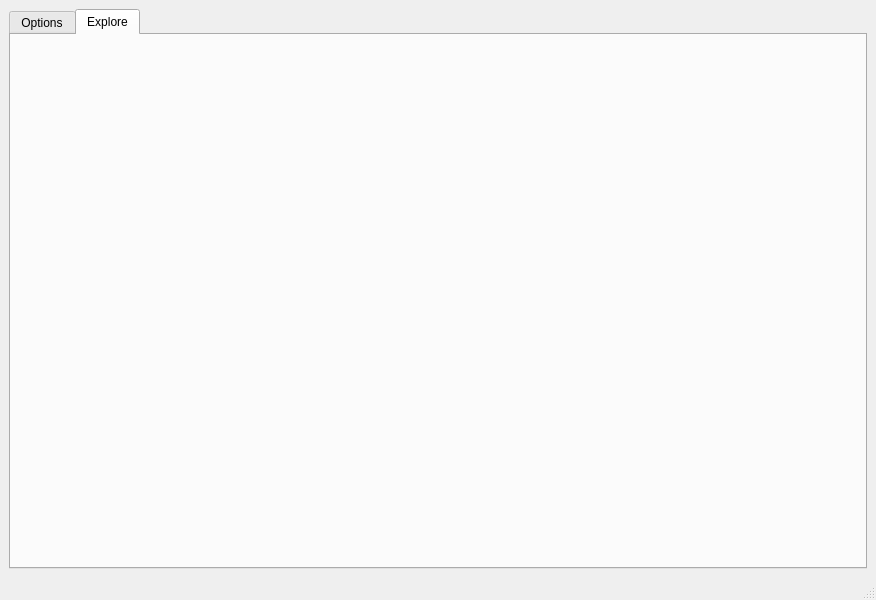
Old version of the form NATSioBrowser/mainwindow.ui in the repository NetDm/NATSioBrowser.
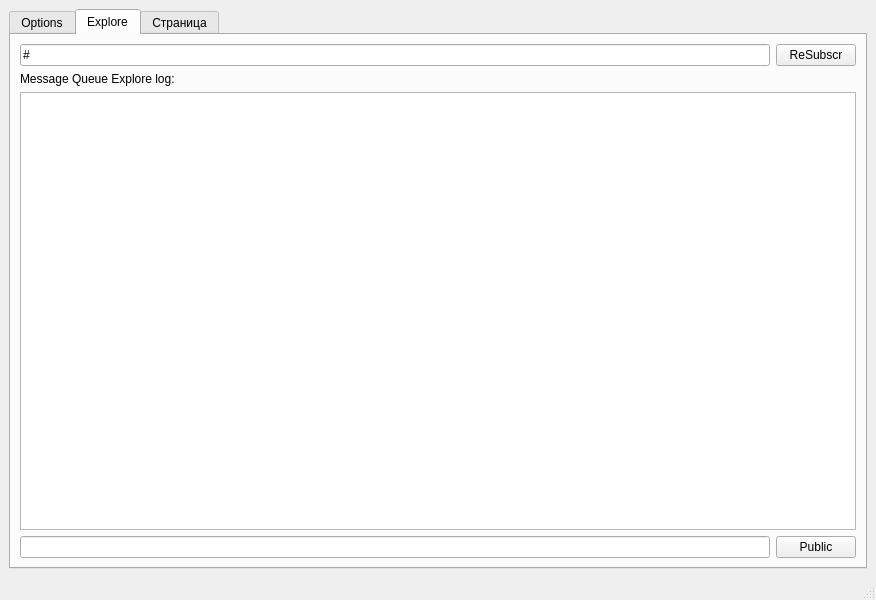
New version of the form. The open tabs and pages were chosen to show the change.

Patch:
```diff
--- a/NATSioBrowser/mainwindow.ui
+++ b/NATSioBrowser/mainwindow.ui
@@ -198,7 +198,59 @@
        <attribute name="title">
         <string>Explore</string>
        </attribute>
-       <layout class="QVBoxLayout" name="verticalLayout_2"/>
+       <layout class="QVBoxLayout" name="verticalLayout_2">
+        <item>
+         <layout class="QVBoxLayout" name="verticalLayout">
+          <item>
+           <layout class="QHBoxLayout" name="horizontalLayout_3">
+            <item>
+             <widget class="QLineEdit" name="lineEdit_2">
+              <property name="text">
+               <string>#</string>
+              </property>
+             </widget>
+            </item>
+            <item>
+             <widget class="QPushButton" name="wbSubscr">
+              <property name="text">
+               <string>ReSubscr</string>
+              </property>
+             </widget>
+            </item>
+           </layout>
+          </item>
+          <item>
+           <widget class="QLabel" name="label_8">
+            <property name="text">
+             <string>Message Queue Explore log:</string>
+            </property>
+           </widget>
+          </item>
+          <item>
+           <widget class="QTextEdit" name="textEdit"/>
+          </item>
+          <item>
+           <layout class="QHBoxLayout" name="horizontalLayout_4">
+            <item>
+             <widget class="QLineEdit" name="lineEdit_3"/>
+            </item>
+            <item>
+             <widget class="QPushButton" name="pushButton">
+              <property name="text">
+               <string>Public</string>
+              </property>
+             </widget>
+            </item>
+           </layout>
+          </item>
+         </layout>
+        </item>
+       </layout>
+      </widget>
+      <widget class="QWidget" name="tab_2">
+       <attribute name="title">
+        <string>Страница</string>
+       </attribute>
       </widget>
      </widget>
     </item>
```
Left out of the diff: 2 changed lines with no effect on the pictures.
